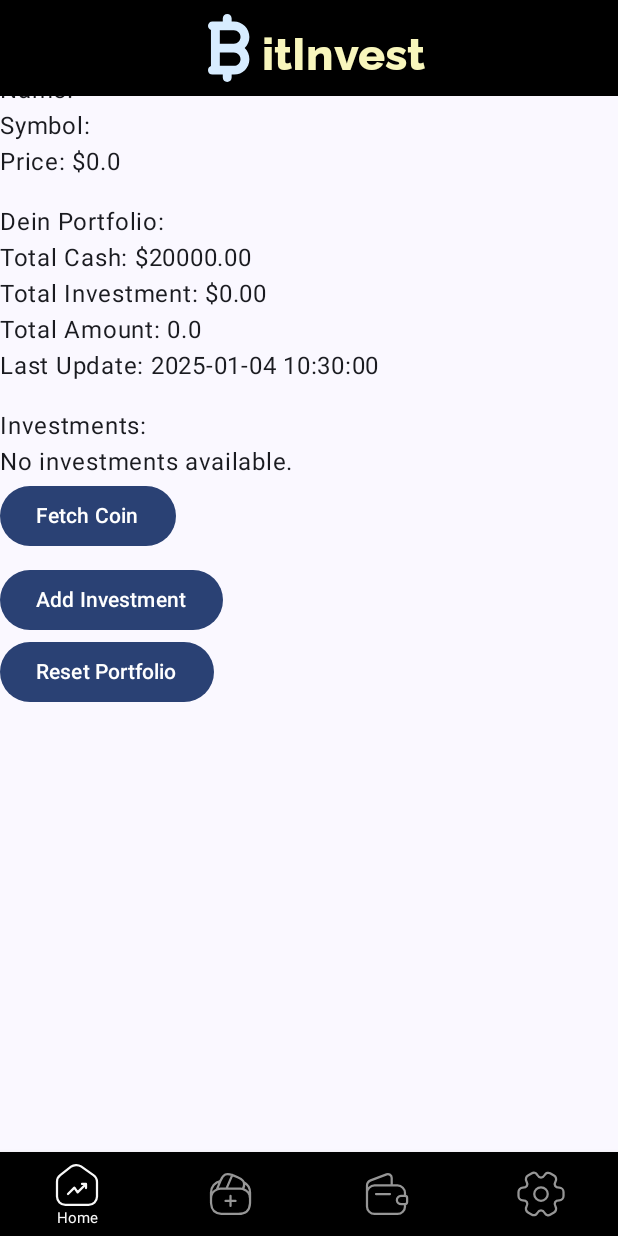
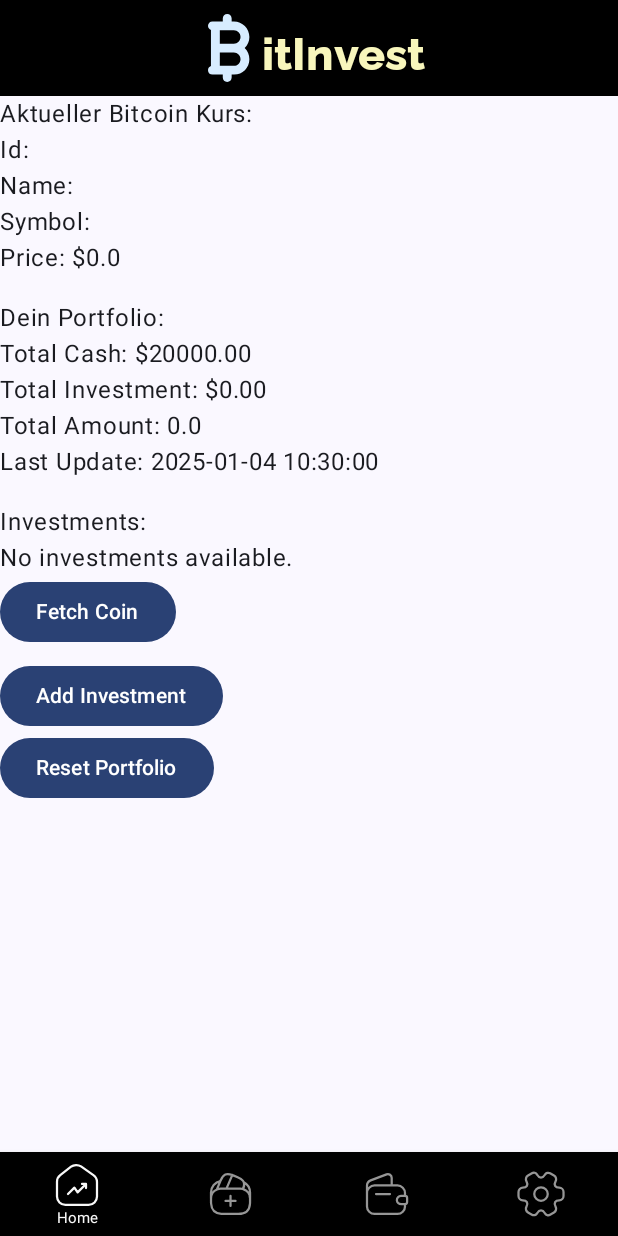
Before and after one commit to bluebox69/MyBitcoinPortfolioApp, an Android app built with Jetpack Compose: the screen it shows after launch (MainActivity), on a phone screen of 412 x 824 dp. Run offline under Robolectric (Android 15) with nearby library versions, the phone set to English and light mode, and no system bars; our stand-ins replace Room's generated code.

Commit message:
fix Top and BottomBar

```diff
--- a/app/src/main/java/com/example/mybitcoinportolioapp/presentation/MainActivity.kt
+++ b/app/src/main/java/com/example/mybitcoinportolioapp/presentation/MainActivity.kt
@@ -5,8 +5,10 @@ import android.os.Bundle
 import androidx.activity.ComponentActivity
 import androidx.activity.compose.setContent
 import androidx.activity.enableEdgeToEdge
+import androidx.compose.foundation.layout.padding
 import androidx.compose.material3.Scaffold
 import androidx.compose.runtime.Composable
+import androidx.compose.ui.Modifier
 import androidx.compose.ui.graphics.vector.ImageVector
 import androidx.compose.ui.res.vectorResource
 import androidx.navigation.compose.rememberNavController
@@ -68,7 +70,10 @@ fun MyApp() {
                 }
             )
         }
-    ) {
-        Navigation(navController = navController)
+    ) { innerPadding ->
+        Navigation(
+            navController = navController,
+            modifier = Modifier.padding(innerPadding)
+        )
     }
 }
--- a/app/src/main/java/com/example/mybitcoinportolioapp/presentation/navigation/Navigation.kt
+++ b/app/src/main/java/com/example/mybitcoinportolioapp/presentation/navigation/Navigation.kt
@@ -1,6 +1,7 @@
 package com.example.mybitcoinportolioapp.presentation.navigation
 
 import androidx.compose.runtime.Composable
+import androidx.compose.ui.Modifier
 import androidx.navigation.NavHostController
 import androidx.navigation.compose.NavHost
 import androidx.navigation.compose.composable
@@ -11,10 +12,11 @@ import com.example.mybitcoinportolioapp.presentation.settingsScreen.SettingsScre
 
 
 @Composable
-fun Navigation(navController: NavHostController) {
+fun Navigation(navController: NavHostController, modifier: Modifier = Modifier) {
     NavHost(
         navController = navController,
-        startDestination = "home"
+        startDestination = "home",
+        modifier = modifier
     ) {
         composable("home") { HomeScreen() }
         composable("buy") { BuyScreen() }
```
